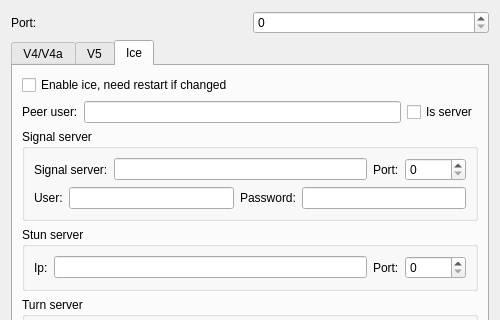
Old version of the form Server/FrmSocket.ui in the repository KangLin/RabbitProxyServer; both pictures show x 0 to 500 and y 0 to 320 of the 500 by 463 pixel window.
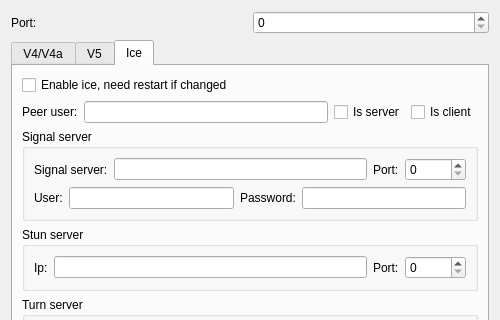
New version of the form.

Commit message: Modify parameter ice server and client

Patch:
```diff
--- a/Server/FrmSocket.ui
+++ b/Server/FrmSocket.ui
@@ -190,6 +190,13 @@
            </property>
           </widget>
          </item>
+         <item>
+          <widget class="QCheckBox" name="cbIceClient">
+           <property name="text">
+            <string>Is client</string>
+           </property>
+          </widget>
+         </item>
         </layout>
        </item>
        <item row="2" column="0">
```
The commit also changes 4 other files.
